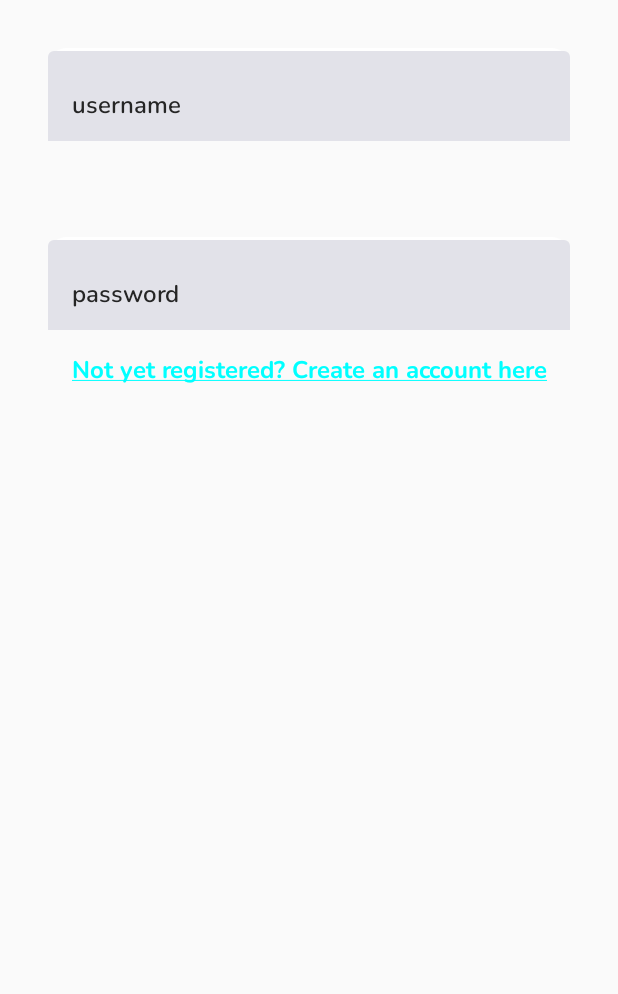
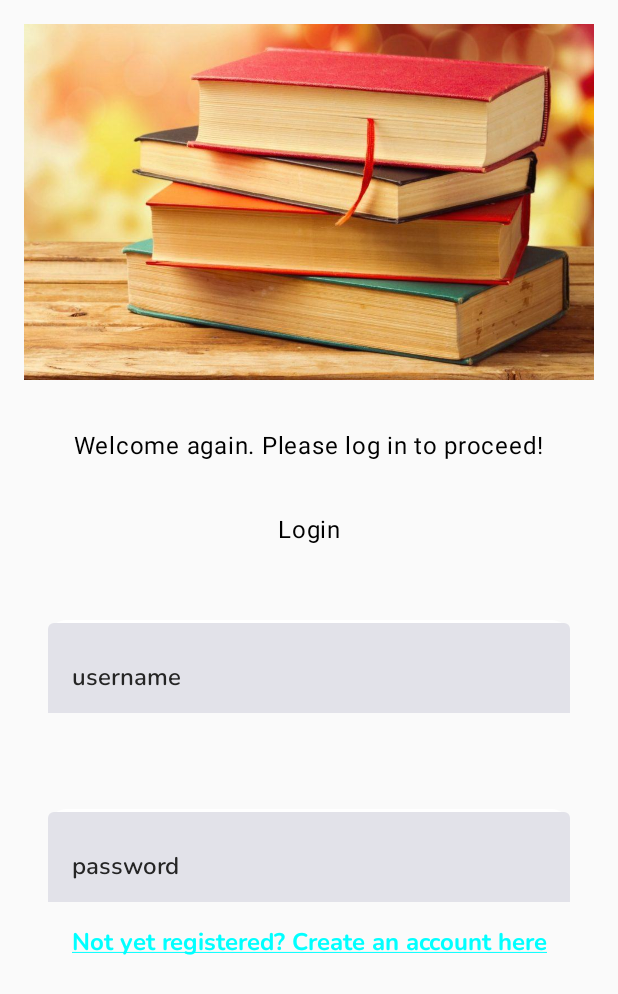
Before and after one commit to aluoch-dev/book-ish, an Android app built with Jetpack Compose: the screen it shows after launch (BookishActivity), on a phone screen of 412 x 824 dp. Shown: the top 994 px of the screen. Run offline under Robolectric (Android 15) with nearby library versions, the phone set to English and light mode, and no system bars; our stand-ins replace Dagger/Hilt's generated code.

Commit message:
WIP: adding image details to login page

```diff
--- a/app/src/main/kotlin/com/bookish/app/ui/elements/InputFields.kt
+++ b/app/src/main/kotlin/com/bookish/app/ui/elements/InputFields.kt
@@ -1,25 +1,18 @@
 package com.bookish.app.ui.elements
 
-import android.annotation.SuppressLint
-import androidx.annotation.StringRes
 import androidx.compose.foundation.layout.Column
-import androidx.compose.foundation.layout.fillMaxWidth
 import androidx.compose.foundation.layout.padding
-import androidx.compose.foundation.text.KeyboardOptions
 import androidx.compose.material3.ExperimentalMaterial3Api
 import androidx.compose.material3.TextField
 import androidx.compose.material3.TextFieldColors
 import androidx.compose.runtime.*
 import androidx.compose.ui.Modifier
 import androidx.compose.ui.text.TextStyle
-import androidx.compose.ui.text.input.KeyboardType
-import androidx.compose.ui.text.input.VisualTransformation
 import androidx.compose.ui.tooling.preview.Preview
 import androidx.compose.ui.unit.dp
 import com.bookish.app.ui.theme.inputFieldTextStyle
 import com.bookish.app.ui.theme.inputFieldsModifiers
 import com.bookish.app.ui.theme.inputTextFieldDefaultColors
-import com.bookish.app.ui.theme.roundedCorners
 
 @OptIn(ExperimentalMaterial3Api::class)
 @Composable
@@ -28,7 +21,7 @@ fun Input(
     onValueChange: (String) -> Unit,
     readOnly: Boolean = false,
     label: String? = null,
-    singleLine: Boolean? = true,
+    singleLine: Boolean = true,
     textStyle: TextStyle = inputFieldTextStyle(),
     textFieldColors: TextFieldColors = inputTextFieldDefaultColors(),
     modifier: Modifier = inputFieldsModifiers
@@ -40,7 +33,7 @@ fun Input(
             readOnly = readOnly,
             label = { label },
             textStyle = textStyle,
-            singleLine = singleLine == true,
+            singleLine = singleLine,
             colors = textFieldColors,
             modifier = modifier
         )
--- a/app/src/main/kotlin/com/bookish/app/ui/login/Login.kt
+++ b/app/src/main/kotlin/com/bookish/app/ui/login/Login.kt
@@ -1,5 +1,6 @@
 package com.bookish.app.ui.login
 
+import androidx.compose.foundation.Image
 import androidx.compose.foundation.layout.Arrangement
 import androidx.compose.foundation.layout.Column
 import androidx.compose.foundation.layout.Spacer
@@ -11,8 +12,11 @@ import androidx.compose.material3.Text
 import androidx.compose.runtime.Composable
 import androidx.compose.ui.Alignment
 import androidx.compose.ui.Modifier
+import androidx.compose.ui.res.painterResource
+import androidx.compose.ui.res.stringResource
 import androidx.compose.ui.tooling.preview.Preview
 import androidx.compose.ui.unit.dp
+import com.bookish.R
 import com.bookish.app.ui.elements.Input
 import com.bookish.app.ui.theme.linkTextStyle
 
@@ -24,11 +28,24 @@ fun Login(
 ) {
     Column (
         modifier = Modifier
-        .padding(16.dp)
-        .fillMaxWidth(),
+            .padding(16.dp)
+            .fillMaxWidth(),
         horizontalAlignment = Alignment.CenterHorizontally,
         verticalArrangement = Arrangement.Center
     ) {
+        Image(
+            painter = painterResource(id = R.drawable.books),
+            contentDescription = stringResource(id = R.string.stack_books)
+        )
+        Spacer(modifier = Modifier.padding(16.dp))
+        Text(
+            text = "Welcome again. Please log in to proceed!"
+        )
+        Spacer(modifier = Modifier.padding(16.dp))
+        Text(
+            text = "Login")
+        Spacer(modifier = Modifier.padding(16.dp))
+
         Input(
             value = username,
             onValueChange = {}
--- a/app/src/main/kotlin/com/bookish/app/ui/theme/Shape.kt
+++ b/app/src/main/kotlin/com/bookish/app/ui/theme/Shape.kt
@@ -2,4 +2,4 @@ package com.bookish.app.ui.theme
 
 import androidx.compose.foundation.shape.RoundedCornerShape
 
-val roundedCorners= RoundedCornerShape(20)
+val midRoundedCorners= RoundedCornerShape(20)
--- a/app/src/main/kotlin/com/bookish/app/ui/theme/Type.kt
+++ b/app/src/main/kotlin/com/bookish/app/ui/theme/Type.kt
@@ -80,7 +80,7 @@ fun linkTextStyle(): TextStyle {
 }
 
 val inputFieldsModifiers = Modifier
-    .background(primaryWhite, roundedCorners)
+    .background(primaryWhite, midRoundedCorners)
     .fillMaxWidth()
     .padding(top = 2.dp)
     .heightIn(min = 60.dp)
--- a/app/src/main/res/values/strings.xml
+++ b/app/src/main/res/values/strings.xml
@@ -1,4 +1,5 @@
 <resources>
     <string name="app_name">bookish</string>
     <string name="value_is_required">Field value is required!</string>
+    <string name="stack_books">Stack of books</string>
 </resources>
```
Also changed, not shown: app/src/main/res/drawable/books.jpeg (added).
